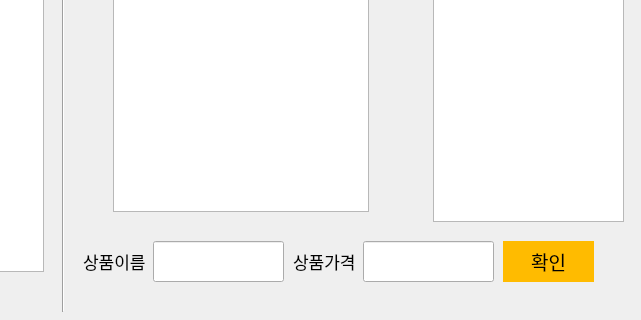
First picture: the form in snack_bar.ui, repository jungyeonwoo265/snack_bar, before the edit; both pictures show x 307 to 948 and y 279 to 599 of the 948 by 599 pixel window.
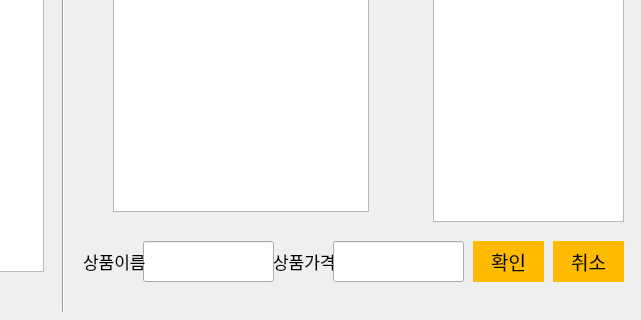
Second picture: the form after the edit. Icons and pictures are not drawn.

Commit message: 신제품추가 취소버튼

```diff
--- a/snack_bar.ui
+++ b/snack_bar.ui
@@ -2089,7 +2089,7 @@
     <widget class="QLineEdit" name="new_name">
      <property name="geometry">
       <rect>
-       <x>440</x>
+       <x>430</x>
        <y>510</y>
        <width>131</width>
        <height>41</height>
@@ -2112,7 +2112,7 @@
     <widget class="QLabel" name="label_11">
      <property name="geometry">
       <rect>
-       <x>580</x>
+       <x>560</x>
        <y>510</y>
        <width>71</width>
        <height>41</height>
@@ -2125,7 +2125,7 @@
     <widget class="QLineEdit" name="price">
      <property name="geometry">
       <rect>
-       <x>650</x>
+       <x>620</x>
        <y>510</y>
        <width>131</width>
        <height>41</height>
@@ -2171,9 +2171,9 @@
     <widget class="QPushButton" name="confirm_btn">
      <property name="geometry">
       <rect>
-       <x>790</x>
+       <x>760</x>
        <y>510</y>
-       <width>91</width>
+       <width>71</width>
        <height>41</height>
       </rect>
      </property>
@@ -2204,6 +2204,32 @@
       </rect>
      </property>
     </widget>
+    <widget class="QPushButton" name="cancel_btn">
+     <property name="geometry">
+      <rect>
+       <x>840</x>
+       <y>510</y>
+       <width>71</width>
+       <height>41</height>
+      </rect>
+     </property>
+     <property name="font">
+      <font>
+       <family>경기천년바탕 Bold</family>
+       <pointsize>14</pointsize>
+      </font>
+     </property>
+     <property name="styleSheet">
+      <string notr="true">background-color:rgb(255,187,0);
+
+border-style: solid;
+
+</string>
+     </property>
+     <property name="text">
+      <string>취소</string>
+     </property>
+    </widget>
    </widget>
   </widget>
  </widget>
```
